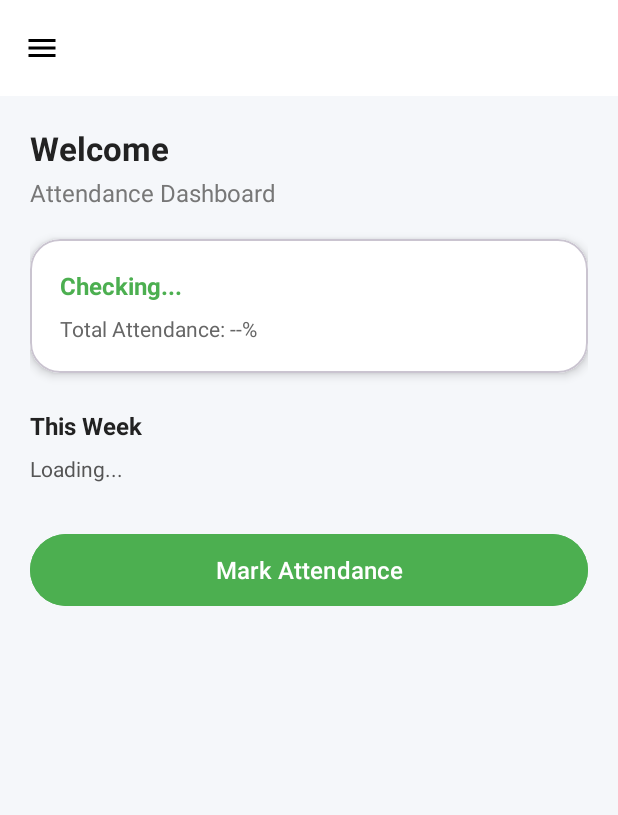
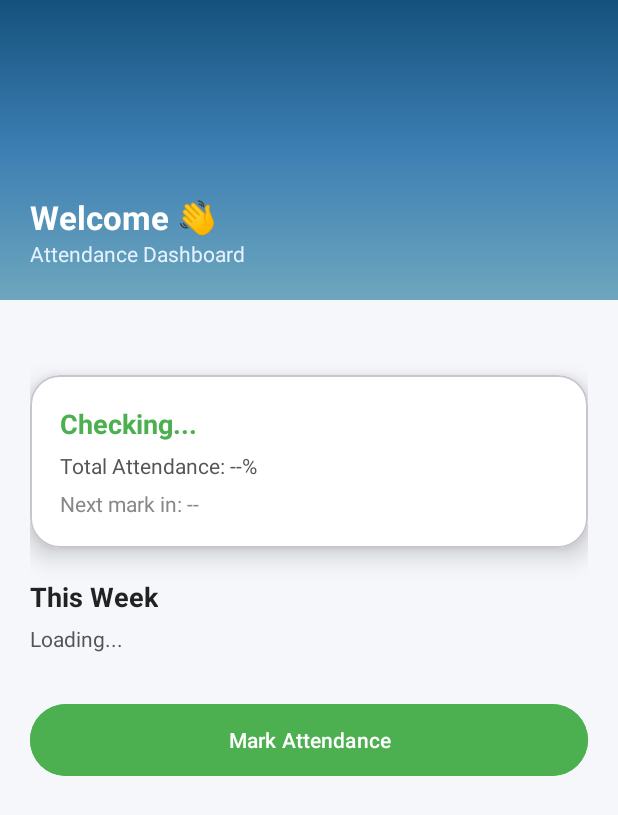
Before and after one commit to Slothyi/Automated-attendance-management-system, an Android app: the layout activity_dashboard.xml on its own in the app's theme, with its tools: preview values and no code run, on a phone screen of 412 x 824 dp. Shown: the top 815 px of the screen. Run offline under Robolectric (Android 15) with nearby library versions, the light colour scheme and no system bars.

Commit message:
latest changes

```diff
--- a/android-app/app/src/main/java/com/example/attendancepro/models/AttendanceResponse.kt
+++ b/android-app/app/src/main/java/com/example/attendancepro/models/AttendanceResponse.kt
@@ -3,5 +3,7 @@ package com.example.attendancepro.models
 data class AttendanceResponse(
     val message: String? = null,
     val status: String? = null,
-    val error: String? = null
+    val error: String? = null,
+
+    val remaining_minutes: Int? = null
 )
--- a/android-app/app/src/main/res/layout/activity_dashboard.xml
+++ b/android-app/app/src/main/res/layout/activity_dashboard.xml
@@ -6,109 +6,116 @@
     android:id="@+id/drawerLayout"
     android:layout_width="match_parent"
     android:layout_height="match_parent"
-
-    android:fitsSystemWindows="true"> <!-- ✅ ADD HERE -->
+    android:fitsSystemWindows="true">
 
     <!-- ========================= -->
     <!-- 🔷 MAIN CONTENT -->
     <!-- ========================= -->
     <LinearLayout
-        android:orientation="vertical"
         android:layout_width="match_parent"
         android:layout_height="match_parent"
-        android:background="#F5F7FA"
+        android:orientation="vertical"
+        android:background="#F5F7FA">
 
-        android:fitsSystemWindows="true"> <!-- ✅ ADD HERE -->
+        <!-- HEADER -->
+        <LinearLayout
+            android:layout_width="match_parent"
+            android:layout_height="200dp"
+            android:background="@drawable/bg_login"
+            android:orientation="vertical"
+            android:paddingStart="20dp"
+            android:paddingEnd="20dp"
+            android:paddingBottom="20dp"
+            android:paddingTop="50dp">
 
-        <!-- 🔝 TOOLBAR -->
             <com.google.android.material.appbar.MaterialToolbar
                 android:id="@+id/toolbar"
                 android:layout_width="match_parent"
                 android:layout_height="wrap_content"
-            android:title="AttendancePRO"
-            android:titleTextColor="#222"
-            android:background="#FFFFFF"
-            app:navigationIcon="@drawable/ic_menu"/>
+                android:background="@android:color/transparent"
+                app:title=""
+                app:navigationIconTint="#FFFFFF"/>
 
+            <TextView
+                android:id="@+id/userName"
+                android:layout_width="wrap_content"
+                android:layout_height="wrap_content"
+                android:text="Welcome 👋"
+                android:textSize="22sp"
+                android:textStyle="bold"
+                android:textColor="#FFFFFF"
+                android:layout_marginTop="16dp"/>
+
+            <TextView
+                android:layout_width="wrap_content"
+                android:layout_height="wrap_content"
+                android:text="Attendance Dashboard"
+                android:textColor="#E3F2FD"/>
+        </LinearLayout>
+
+        <!-- CONTENT -->
         <ScrollView
             android:layout_width="match_parent"
             android:layout_height="match_parent">
 
             <LinearLayout
+                android:layout_width="match_parent"
+                android:layout_height="wrap_content"
                 android:padding="20dp"
-                android:orientation="vertical"
-                android:layout_width="match_parent"
-                android:layout_height="wrap_content">
+                android:orientation="vertical">
 
-                <!-- 👋 Welcome -->
-                <TextView
-                    android:id="@+id/welcomeText"
-                    android:layout_width="wrap_content"
-                    android:layout_height="wrap_content"
-                    android:text="Welcome"
-                    android:textSize="22sp"
-                    android:textStyle="bold"
-                    android:textColor="#222"/>
-
-                <!-- 🔷 Subtitle -->
-                <TextView
-                    android:layout_width="wrap_content"
-                    android:layout_height="wrap_content"
-                    android:text="Attendance Dashboard"
-                    android:textSize="16sp"
-                    android:textColor="#777"
-                    android:layout_marginTop="4dp"/>
-
-                <!-- ========================= -->
-                <!-- 📊 STATUS CARD -->
-                <!-- ========================= -->
+                <!-- CARD -->
                 <com.google.android.material.card.MaterialCardView
                     android:layout_width="match_parent"
                     android:layout_height="wrap_content"
-                    android:layout_marginTop="20dp"
+                    android:layout_marginTop="30dp"
+                    android:layout_marginBottom="10dp"
                     app:cardCornerRadius="20dp"
-                    app:cardElevation="4dp"
+                    app:cardElevation="10dp"
                     android:backgroundTint="#FFFFFF">
 
                     <LinearLayout
-                        android:padding="20dp"
+                        android:layout_width="match_parent"
+                        android:layout_height="wrap_content"
                         android:orientation="vertical"
-                        android:layout_width="match_parent"
-                        android:layout_height="wrap_content">
+                        android:padding="20dp">
 
                         <TextView
                             android:id="@+id/todayStatus"
                             android:layout_width="wrap_content"
                             android:layout_height="wrap_content"
                             android:text="Checking..."
-                            android:textSize="16sp"
-                            android:textStyle="bold"
-                            android:textColor="#4CAF50"/>
+                            android:textColor="#4CAF50"
+                            android:textSize="18sp"
+                            android:textStyle="bold"/>
 
                         <TextView
                             android:id="@+id/totalAttendance"
                             android:layout_width="wrap_content"
                             android:layout_height="wrap_content"
                             android:text="Total Attendance: --%"
-                            android:textSize="14sp"
-                            android:textColor="#666"
-                            android:layout_marginTop="8dp"/>
+                            android:layout_marginTop="6dp"
+                            android:textColor="#555"/>
+
+                        <TextView
+                            android:id="@+id/nextTime"
+                            android:layout_width="wrap_content"
+                            android:layout_height="wrap_content"
+                            android:text="Next mark in: --"
+                            android:textColor="#888"
+                            android:layout_marginTop="6dp"/>
 
                     </LinearLayout>
-
                 </com.google.android.material.card.MaterialCardView>
 
-                <!-- ========================= -->
-                <!-- 📅 HISTORY -->
-                <!-- ========================= -->
                 <TextView
                     android:layout_width="wrap_content"
                     android:layout_height="wrap_content"
                     android:text="This Week"
-                    android:textSize="16sp"
+                    android:textSize="18sp"
                     android:textStyle="bold"
-                    android:layout_marginTop="24dp"
-                    android:textColor="#222"/>
+                    android:textColor="#222"
+                    android:layout_marginTop="10dp"/>
 
                 <TextView
                     android:id="@+id/historyText"
@@ -116,22 +123,17 @@
                     android:layout_height="wrap_content"
                     android:text="Loading..."
                     android:textColor="#555"
-                    android:layout_marginTop="8dp"/>
+                    android:layout_marginTop="6dp"/>
 
-                <!-- ========================= -->
-                <!-- 🎯 BUTTON -->
-                <!-- ========================= -->
                 <com.google.android.material.button.MaterialButton
                     android:id="@+id/markBtn"
                     android:layout_width="match_parent"
                     android:layout_height="56dp"
                     android:text="Mark Attendance"
-                    android:textAllCaps="false"
-                    android:textSize="16sp"
                     android:layout_marginTop="30dp"
-                    app:cornerRadius="28dp"
+                    android:textColor="#FFFFFF"
                     android:backgroundTint="#4CAF50"
-                    android:textColor="#FFFFFF"/>
+                    app:cornerRadius="28dp"/>
 
             </LinearLayout>
 
@@ -146,23 +148,45 @@
         android:layout_width="280dp"
         android:layout_height="match_parent"
         android:layout_gravity="start"
+        android:orientation="vertical"
+        android:clickable="true"
+        android:focusable="true">
+
+        <!-- PROFILE HEADER -->
+        <LinearLayout
+            android:layout_width="match_parent"
+            android:layout_height="160dp"
+            android:background="@drawable/bg_login"
+            android:orientation="vertical"
+            android:gravity="bottom"
+            android:padding="20dp">
+
+            <TextView
+                android:id="@+id/profileName"
+                android:layout_width="wrap_content"
+                android:layout_height="wrap_content"
+                android:text="User Name"
+                android:textColor="#FFFFFF"
+                android:textSize="18sp"
+                android:textStyle="bold"/>
+
+        </LinearLayout>
+
+        <!-- MENU -->
+        <LinearLayout
+            android:layout_width="match_parent"
+            android:layout_height="match_parent"
             android:background="#FFFFFF"
             android:padding="20dp"
             android:orientation="vertical">
-
-        <TextView
-            android:layout_width="wrap_content"
-            android:layout_height="wrap_content"
-            android:text="Menu"
-            android:textSize="20sp"
-            android:textStyle="bold"/>
 
             <Button
                 android:id="@+id/profileBtn"
                 android:layout_width="match_parent"
                 android:layout_height="wrap_content"
-            android:text="Profile"
-            android:layout_marginTop="20dp"/>
+                android:text="Profile"/>
+
+        </LinearLayout>
 
     </LinearLayout>
 
```
Also changed, not shown: android-app/app/src/main/java/com/example/attendancepro/activities/DashboardActivity.kt (+236 -191 lines), android-app/app/src/main/res/drawable/statusbar_dashboard.xml (added, +9 -0 lines), 4 other files. Lines whose indentation alone changed are shown as unchanged.
